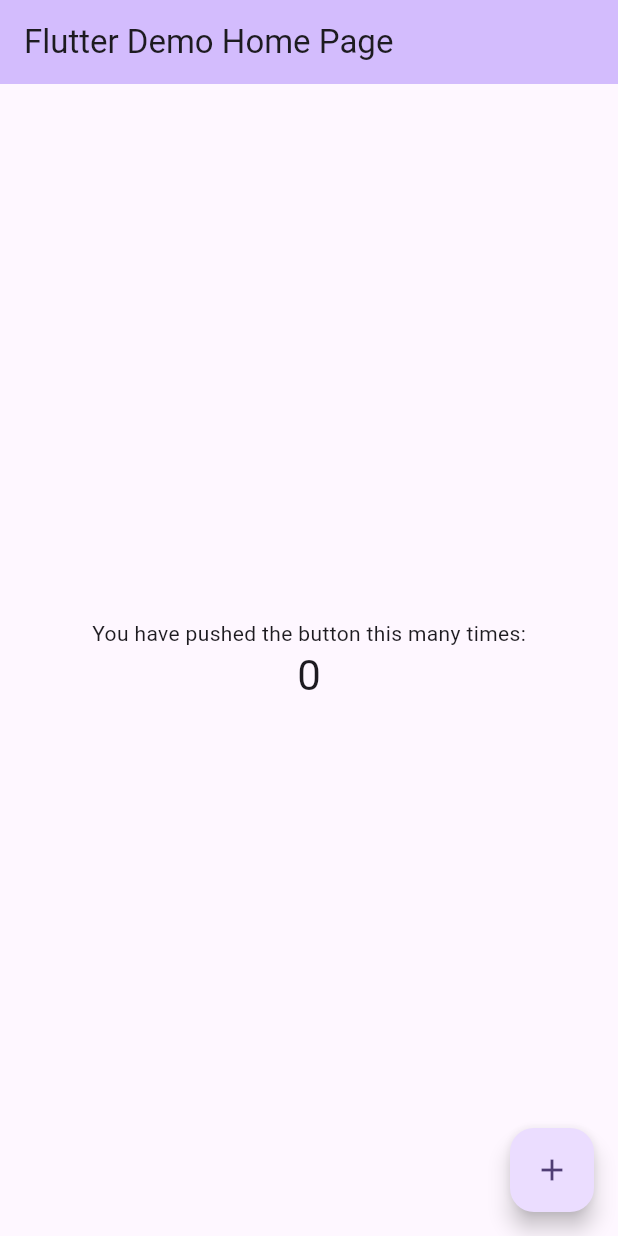
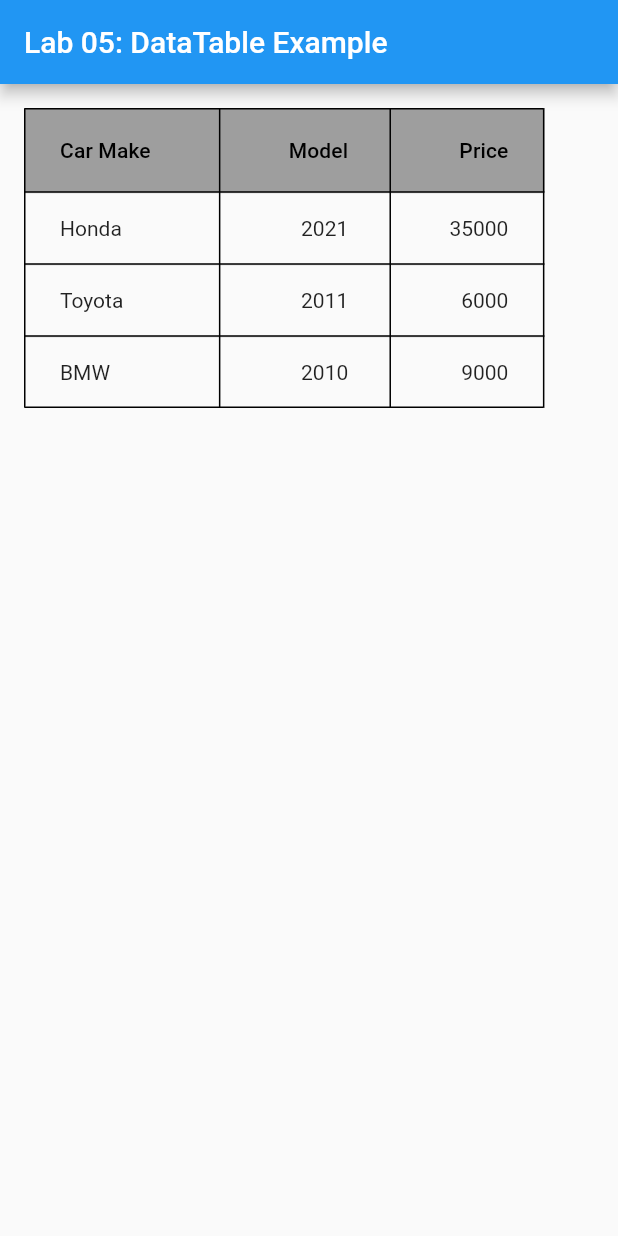
Before and after one commit to humairahmr/tma3084_g02_103816_lab05_lesson07, a Flutter app: the screen it shows after launch, on a phone screen of 412 x 824 dp. Run offline on Flutter 3.47's test engine with Material 3 defaults, Android fonts, the phone set to English and light mode, and no system bars.

Commit message:
Replace counter demo with sortable car table
Add a car data table with sortable make, model, and price columns, and update the widget test to use the new app widget.

```diff
--- a/data_table_lab/lib/main.dart
+++ b/data_table_lab/lib/main.dart
@@ -1,121 +1,110 @@
 import 'package:flutter/material.dart';
 
 void main() {
-  runApp(const MyApp());
+  runApp(const CarDataTableApp());
 }
 
-class MyApp extends StatelessWidget {
-  const MyApp({super.key});
+class CarDataTableApp extends StatelessWidget {
+  const CarDataTableApp({super.key});
 
-  // This widget is the root of your application.
   @override
   Widget build(BuildContext context) {
     return MaterialApp(
-      title: 'Flutter Demo',
+      title: 'Lab B: DataTable Example',
+      debugShowCheckedModeBanner: false,
       theme: ThemeData(
-        // This is the theme of your application.
-        //
-        // TRY THIS: Try running your application with "flutter run". You'll see
-        // the application has a purple toolbar. Then, without quitting the app,
-        // try changing the seedColor in the colorScheme below to Colors.green
-        // and then invoke "hot reload" (save your changes or press the "hot
-        // reload" button in a Flutter-supported IDE, or press "r" if you used
-        // the command line to start the app).
-        //
-        // Notice that the counter didn't reset back to zero; the application
-        // state is not lost during the reload. To reset the state, use hot
-        // restart instead.
-        //
-        // This works for code too, not just values: Most code changes can be
-        // tested with just a hot reload.
-        colorScheme: .fromSeed(seedColor: Colors.deepPurple),
+        colorScheme: ColorScheme.fromSeed(seedColor: Colors.blue),
+        useMaterial3: false,
       ),
-      home: const MyHomePage(title: 'Flutter Demo Home Page'),
+      home: const CarTablePage(),
     );
   }
 }
 
-class MyHomePage extends StatefulWidget {
-  const MyHomePage({super.key, required this.title});
+class Car {
+  Car(this.make, this.model, this.price);
 
-  // This widget is the home page of your application. It is stateful, meaning
-  // that it has a State object (defined below) that contains fields that affect
-  // how it looks.
+  final String make;
+  final int model;
+  final int price;
+}
 
-  // This class is the configuration for the state. It holds the values (in this
-  // case the title) provided by the parent (in this case the App widget) and
-  // used by the build method of the State. Fields in a Widget subclass are
-  // always marked "final".
-
-  final String title;
+class CarTablePage extends StatefulWidget {
+  const CarTablePage({super.key});
 
   @override
-  State<MyHomePage> createState() => _MyHomePageState();
+  State<CarTablePage> createState() => _CarTablePageState();
 }
 
-class _MyHomePageState extends State<MyHomePage> {
-  int _counter = 0;
+class _CarTablePageState extends State<CarTablePage> {
+  int? sortColumnIndex;
+  bool sortAscending = true;
 
-  void _incrementCounter() {
+  final List<Car> cars = [
+    Car('Honda', 2021, 35000),
+    Car('Toyota', 2011, 6000),
+    Car('BMW', 2010, 9000),
+  ];
+
+  void sortBy(
+    int columnIndex,
+    bool ascending,
+    int Function(Car a, Car b) compare,
+  ) {
     setState(() {
-      // This call to setState tells the Flutter framework that something has
-      // changed in this State, which causes it to rerun the build method below
-      // so that the display can reflect the updated values. If we changed
-      // _counter without calling setState(), then the build method would not be
-      // called again, and so nothing would appear to happen.
-      _counter++;
+      cars.sort((a, b) => ascending ? compare(a, b) : compare(b, a));
+      sortColumnIndex = columnIndex;
+      sortAscending = ascending;
     });
   }
 
   @override
   Widget build(BuildContext context) {
-    // This method is rerun every time setState is called, for instance as done
-    // by the _incrementCounter method above.
-    //
-    // The Flutter framework has been optimized to make rerunning build methods
-    // fast, so that you can just rebuild anything that needs updating rather
-    // than having to individually change instances of widgets.
     return Scaffold(
       appBar: AppBar(
-        // TRY THIS: Try changing the color here to a specific color (to
-        // Colors.amber, perhaps?) and trigger a hot reload to see the AppBar
-        // change color while the other colors stay the same.
-        backgroundColor: Theme.of(context).colorScheme.inversePrimary,
-        // Here we take the value from the MyHomePage object that was created by
-        // the App.build method, and use it to set our appbar title.
-        title: Text(widget.title),
+        title: const Text('Lab 05: DataTable Example'),
+        backgroundColor: Colors.blue,
+        foregroundColor: Colors.white,
       ),
-      body: Center(
-        // Center is a layout widget. It takes a single child and positions it
-        // in the middle of the parent.
-        child: Column(
-          // Column is also a layout widget. It takes a list of children and
-          // arranges them vertically. By default, it sizes itself to fit its
-          // children horizontally, and tries to be as tall as its parent.
-          //
-          // Column has various properties to control how it sizes itself and
-          // how it positions its children. Here we use mainAxisAlignment to
-          // center the children vertically; the main axis here is the vertical
-          // axis because Columns are vertical (the cross axis would be
-          // horizontal).
-          //
-          // TRY THIS: Invoke "debug painting" (choose the "Toggle Debug Paint"
-          // action in the IDE, or press "p" in the console), to see the
-          // wireframe for each widget.
-          mainAxisAlignment: .center,
-          children: [
-            const Text('You have pushed the button this many times:'),
-            Text(
-              '$_counter',
-              style: Theme.of(context).textTheme.headlineMedium,
+      body: SingleChildScrollView(
+        scrollDirection: Axis.horizontal,
+        padding: const EdgeInsets.all(16),
+        child: DataTable(
+          sortColumnIndex: sortColumnIndex,
+          sortAscending: sortAscending,
+          border: TableBorder.all(color: Colors.black),
+          headingRowColor: WidgetStateProperty.all<Color>(Colors.grey),
+          columns: [
+            DataColumn(
+              label: const Text('Car Make'),
+              onSort: (i, asc) =>
+                  sortBy(i, asc, (a, b) => a.make.compareTo(b.make)),
+            ),
+            DataColumn(
+              label: const Text('Model'),
+              numeric: true,
+              onSort: (i, asc) =>
+                  sortBy(i, asc, (a, b) => a.model.compareTo(b.model)),
+            ),
+            DataColumn(
+              label: const Text('Price'),
+              numeric: true,
+              onSort: (i, asc) =>
+                  sortBy(i, asc, (a, b) => a.price.compareTo(b.price)),
             ),
           ],
+          rows: cars
+              .map(
+                (car) => DataRow(
+                  cells: [
+                    DataCell(Text(car.make)),
+                    DataCell(Text(car.model.toString())),
+                    DataCell(Text(car.price.toString())),
+                  ],
+                ),
+              )
+              .toList(),
         ),
-      ),
-      floatingActionButton: FloatingActionButton(
-        onPressed: _incrementCounter,
-        tooltip: 'Increment',
-        child: const Icon(Icons.add),
       ),
     );
   }
```
Also changed, not shown: 1 other file.
